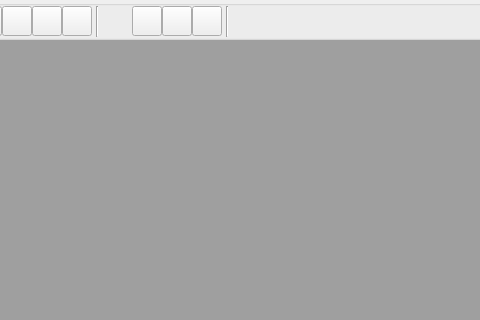
Old version of the form laser_beam_measurements/widgets/main/main_window.ui in the repository konstprus/laser_beam_measurements; both pictures show x 121 to 601 and y 0 to 320 of the 862 by 659 pixel window.
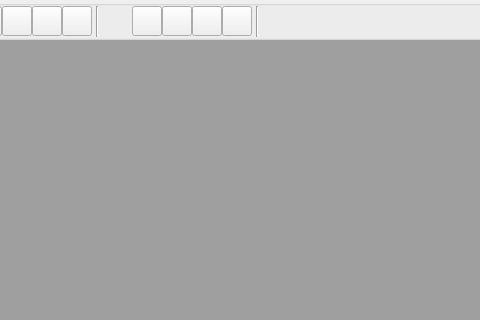
New version of the form.

Commit message: add logger to beam_profiler, make widget working

Patch:
```diff
--- a/laser_beam_measurements/widgets/main/main_window.ui
+++ b/laser_beam_measurements/widgets/main/main_window.ui
@@ -441,6 +441,25 @@
          </property>
         </widget>
        </item>
+       <item>
+        <widget class="QPushButton" name="logger_buttton">
+         <property name="sizePolicy">
+          <sizepolicy hsizetype="Fixed" vsizetype="Fixed">
+           <horstretch>0</horstretch>
+           <verstretch>0</verstretch>
+          </sizepolicy>
+         </property>
+         <property name="maximumSize">
+          <size>
+           <width>30</width>
+           <height>30</height>
+          </size>
+         </property>
+         <property name="text">
+          <string/>
+         </property>
+        </widget>
+       </item>
        <item>
         <widget class="Line" name="line_2">
          <property name="sizePolicy">
```
The commit also changes 9 other files.
